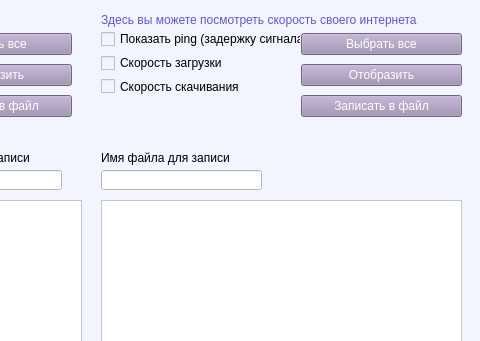
The window that main_widget_design.ui (skypixie/PCUtil) describes before a commit, drawn with Qt 5; both pictures show x 319 to 799 and y 0 to 341 of the 799 by 543 pixel window.
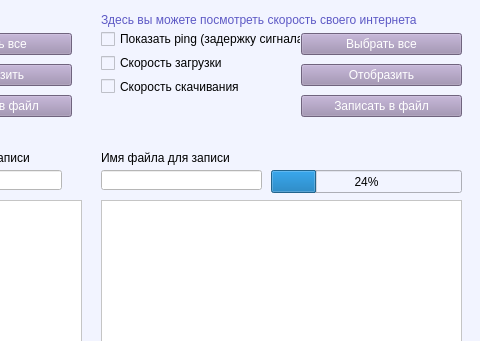
The same window after the commit.

What changed in the file:
```diff
--- a/main_widget_design.ui
+++ b/main_widget_design.ui
@@ -382,6 +382,19 @@
     <string/>
    </property>
   </widget>
+  <widget class="QProgressBar" name="progressBar">
+   <property name="geometry">
+    <rect>
+     <x>590</x>
+     <y>170</y>
+     <width>191</width>
+     <height>23</height>
+    </rect>
+   </property>
+   <property name="value">
+    <number>24</number>
+   </property>
+  </widget>
  </widget>
  <resources/>
  <connections/>
```
